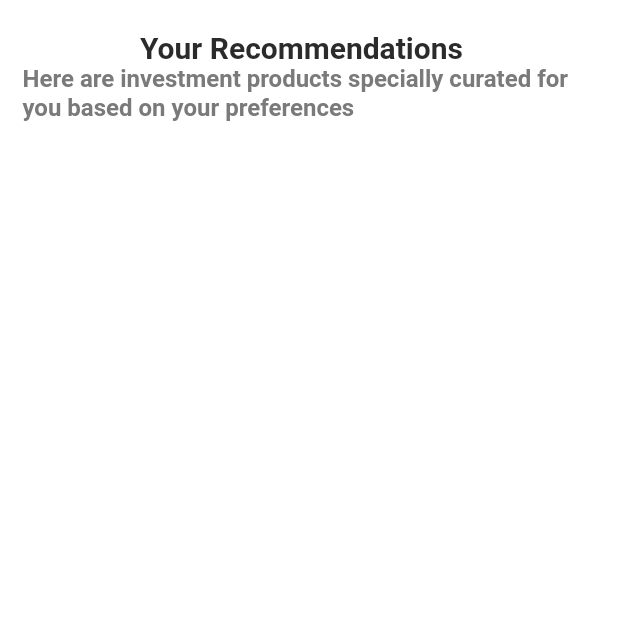
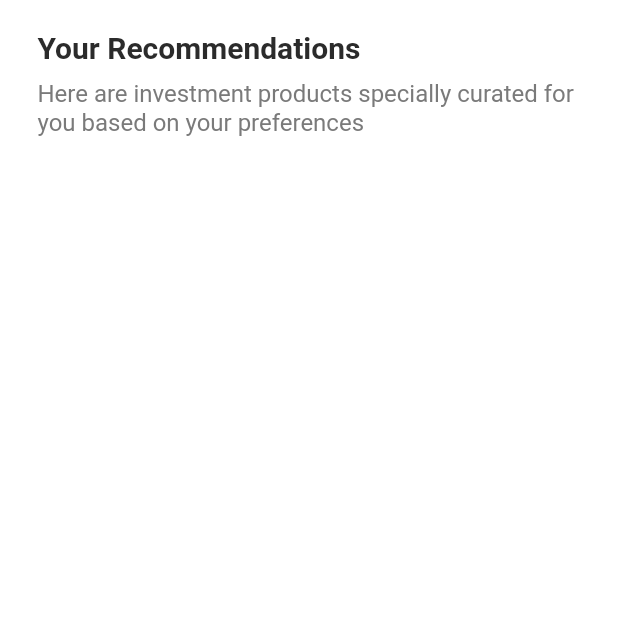
Before and after one commit to doshaheen-dev/frontend, a Flutter app: the InvestorHome screen opened directly, on a phone screen of 412 x 824 dp, the top half of it. Run offline on Flutter 3.47's test engine with Material 2 defaults, Android fonts, the light colour scheme and no system bars; our stand-ins replace bubble, firebase_auth, firebase_core, flutter_progress_hud, google_sign_in, pin_code_fields and 3 more; missing offline and left inert: dialogflow_flutter, encrypt; accounts and stored records are empty; Roboto replaces fonts that are missing (Poppins-Light); project files that could hold a hidden picture were left out.

Commit message:
UI implementation of investor home - In progress.

```diff
--- a/lib/screens/common/onboarding.dart
+++ b/lib/screens/common/onboarding.dart
@@ -277,8 +277,8 @@ class _OnBoardingState extends State<OnBoarding> {
   void openSignIn(BuildContext context) {
     Navigator.of(context).push(PageRouteBuilder(
         pageBuilder: (context, animation, anotherAnimation) {
-          return SignInOTP();
-          //return InvestorDashboard();
+          //return SignInOTP();
+          return InvestorDashboard();
         },
         transitionDuration: Duration(milliseconds: 1000),
         transitionsBuilder: (context, animation, anotherAnimation, child) {
--- a/lib/screens/investor/dashboard/investor_home.dart
+++ b/lib/screens/investor/dashboard/investor_home.dart
@@ -17,11 +17,11 @@ class _InvestorHomeState extends State<InvestorHome> {
 
     return Scaffold(
       backgroundColor: Colors.white,
-      body: Column(
-        children: [
-          Container(
-              margin: const EdgeInsets.only(top: 20.0, left: 15.0, right: 25.0),
-              child: Column(children: [
+      body: Container(
+          margin: const EdgeInsets.only(top: 20.0, left: 25.0, right: 25.0),
+          alignment: Alignment.topLeft,
+          child:
+              Column(crossAxisAlignment: CrossAxisAlignment.start, children: [
             Text("Your Recommendations",
                 style: TextStyle(
                   color: headingBlack,
@@ -29,17 +29,18 @@ class _InvestorHomeState extends State<InvestorHome> {
                   fontSize: 20.0,
                   fontFamily: 'Poppins-Light',
                 )),
+            SizedBox(
+              height: 10.0,
+            ),
             Text(
                 "Here are investment products specially curated for you based on your preferences",
                 style: TextStyle(
                   color: textGrey,
-                      fontWeight: FontWeight.bold,
+                  fontWeight: FontWeight.normal,
                   fontSize: 16.0,
                   fontFamily: 'Poppins-Light',
                 )),
           ])),
-        ],
-      ),
     );
   }
 }
```
Lines whose indentation alone changed are shown as unchanged.
